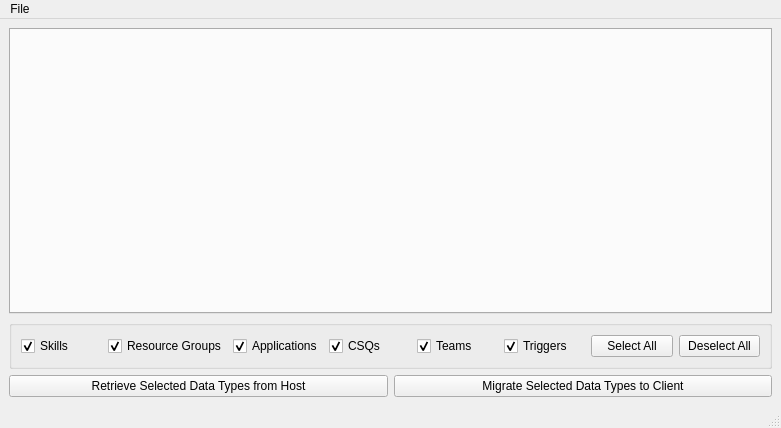
Old version of the form uccxtabbedwindow.ui in the repository xXTheAwesomerXx/XIPE.
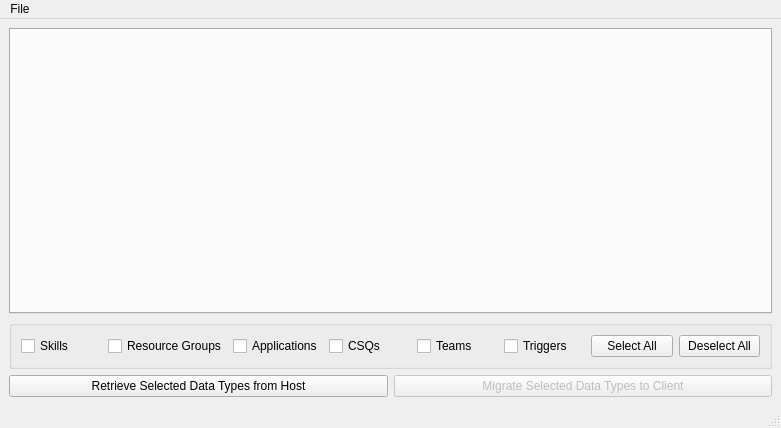
New version of the form.

The edit to the form file:
```diff
--- a/uccxtabbedwindow.ui
+++ b/uccxtabbedwindow.ui
@@ -31,7 +31,7 @@
           <string>Skills</string>
          </property>
          <property name="checked">
-          <bool>true</bool>
+          <bool>false</bool>
          </property>
         </widget>
        </item>
@@ -41,7 +41,7 @@
           <string>Resource Groups</string>
          </property>
          <property name="checked">
-          <bool>true</bool>
+          <bool>false</bool>
          </property>
         </widget>
        </item>
@@ -51,7 +51,7 @@
           <string>Applications</string>
          </property>
          <property name="checked">
-          <bool>true</bool>
+          <bool>false</bool>
          </property>
         </widget>
        </item>
@@ -61,7 +61,7 @@
           <string>CSQs</string>
          </property>
          <property name="checked">
-          <bool>true</bool>
+          <bool>false</bool>
          </property>
         </widget>
        </item>
@@ -71,7 +71,7 @@
           <string>Teams</string>
          </property>
          <property name="checked">
-          <bool>true</bool>
+          <bool>false</bool>
          </property>
         </widget>
        </item>
@@ -81,7 +81,7 @@
           <string>Triggers</string>
          </property>
          <property name="checked">
-          <bool>true</bool>
+          <bool>false</bool>
          </property>
         </widget>
        </item>
@@ -112,10 +112,16 @@
        </widget>
       </item>
       <item>
-       <widget class="QPushButton" name="pushButton_2">
+       <widget class="QPushButton" name="btnPushData">
+        <property name="enabled">
+         <bool>false</bool>
+        </property>
         <property name="text">
          <string>Migrate Selected Data Types to Client</string>
         </property>
+        <property name="checkable">
+         <bool>false</bool>
+        </property>
        </widget>
       </item>
      </layout>
```
Left out of the diff: 18 changed lines with no effect on the pictures.
